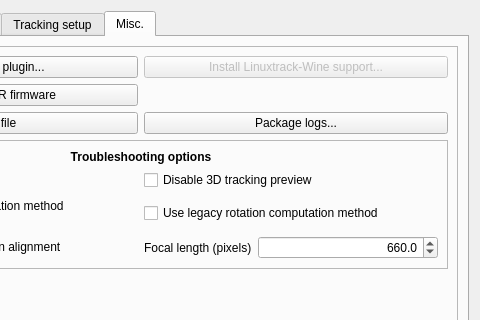
Qt form src/qt_gui/ltr.ui (fwfa123/linuxtrackx-ir) before a commit; both pictures show x 198 to 678 and y 0 to 320 of the 678 by 425 pixel window.
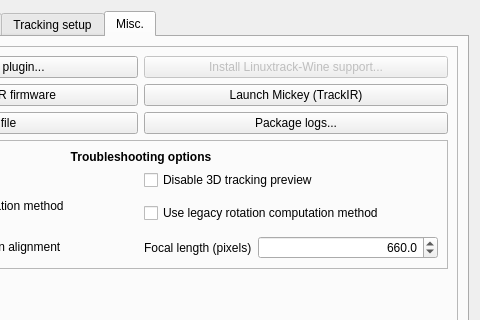
The same form after that commit. The open tabs and pages were chosen to show the change. Icons and pictures are not drawn.

Commit message: Major update: Add Mickey launch button, robust help system, and AppImage improvements

```diff
--- a/src/qt_gui/ltr.ui
+++ b/src/qt_gui/ltr.ui
@@ -168,6 +168,13 @@
               </property>
              </widget>
             </item>
+            <item row="1" column="1">
+             <widget class="QPushButton" name="LaunchMickeyButton">
+              <property name="text">
+               <string>Launch Mickey (TrackIR)</string>
+              </property>
+             </widget>
+            </item>
            </layout>
           </item>
           <item>
```
The commit also changes 17 other files.
